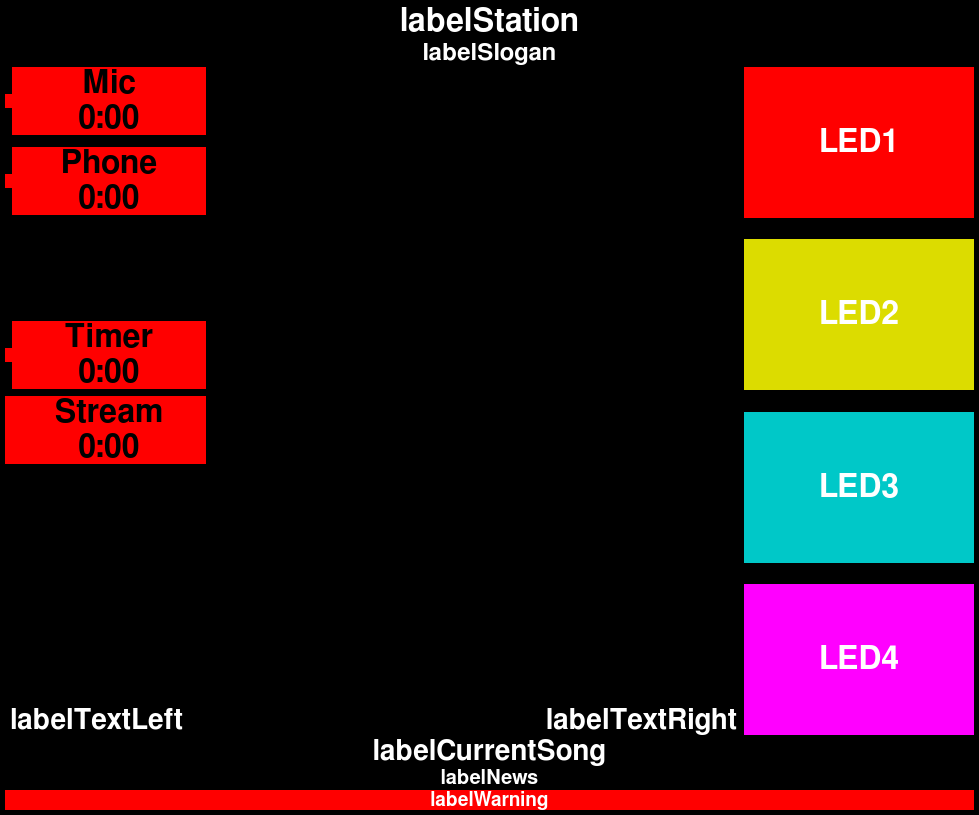
Old version of the form mainscreen.ui in the repository saschaludwig/OnAirScreen.
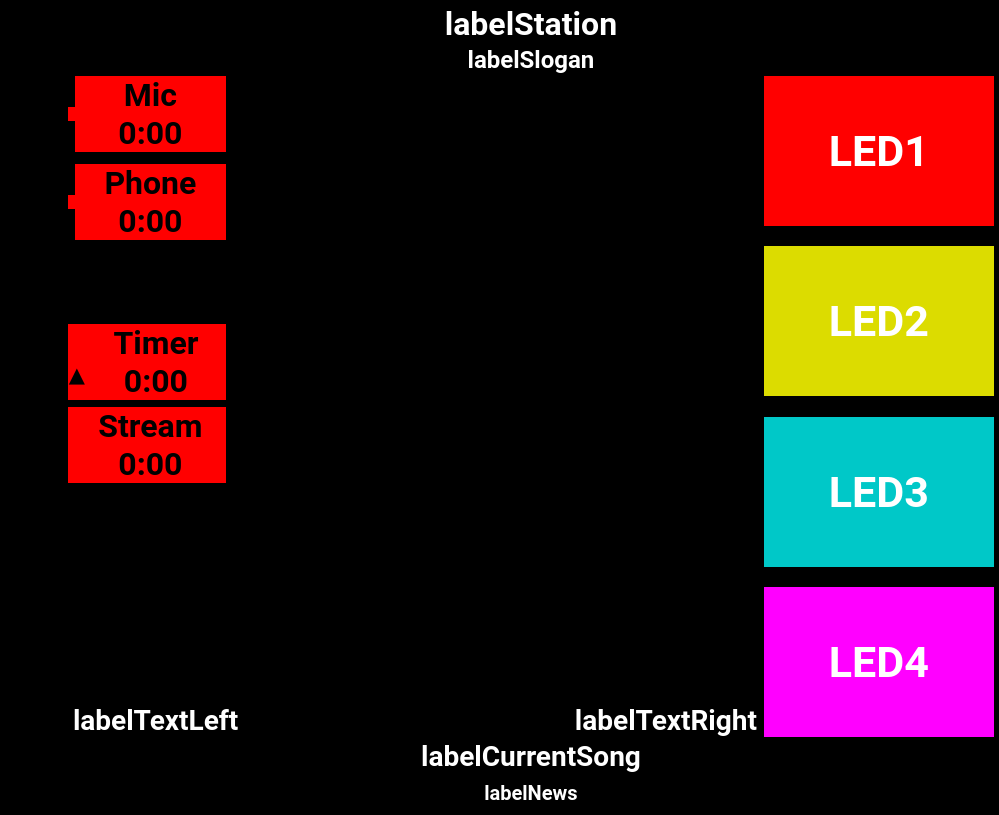
New version of the form. Icons and pictures are not drawn. Custom widgets are drawn as their Qt base class.

```diff
--- a/mainscreen.ui
+++ b/mainscreen.ui
@@ -112,7 +112,56 @@
    <property name="spacing">
     <number>2</number>
    </property>
-   <item row="9" column="0">
+      <item row="0" column="0" rowspan="12">
+    <widget class="QWidget" name="audioMeterColumn">
+     <property name="minimumSize">
+      <size>
+       <width>61</width>
+       <height>0</height>
+      </size>
+     </property>
+     <property name="maximumSize">
+      <size>
+       <width>61</width>
+       <height>16777215</height>
+      </size>
+     </property>
+     <layout class="QHBoxLayout" name="horizontalLayout_audioMeterColumn">
+      <property name="spacing">
+       <number>0</number>
+      </property>
+      <property name="leftMargin">
+       <number>0</number>
+      </property>
+      <property name="topMargin">
+       <number>0</number>
+      </property>
+      <property name="rightMargin">
+       <number>2</number>
+      </property>
+      <property name="bottomMargin">
+       <number>0</number>
+      </property>
+      <item>
+       <widget class="AudioMeterWidget" name="audioMeterWidget" native="true">
+        <property name="minimumSize">
+         <size>
+          <width>59</width>
+          <height>0</height>
+         </size>
+        </property>
+        <property name="maximumSize">
+         <size>
+          <width>59</width>
+          <height>16777215</height>
+         </size>
+        </property>
+       </widget>
+      </item>
+     </layout>
+    </widget>
+   </item>
+   <item row="9" column="1">
     <spacer name="verticalSpacer_5">
      <property name="orientation">
       <enum>Qt::Orientation::Vertical</enum>
@@ -125,7 +174,7 @@
      </property>
     </spacer>
    </item>
-   <item row="0" column="0" colspan="3">
+   <item row="0" column="1" colspan="3">
     <layout class="QVBoxLayout" name="verticalLayout_2">
      <item>
       <widget class="QLabel" name="labelStation">
@@ -174,7 +223,7 @@
        </property>
        <property name="font">
         <font>
-         <family>FreeSans</family>
+         <family>Roboto</family>
          <pointsize>24</pointsize>
          <bold>true</bold>
         </font>
@@ -240,7 +289,7 @@
        </property>
        <property name="font">
         <font>
-         <family>FreeSans</family>
+         <family>Roboto</family>
          <pointsize>18</pointsize>
          <bold>true</bold>
         </font>
@@ -261,7 +310,7 @@
      </item>
     </layout>
    </item>
-   <item row="10" column="0" colspan="2">
+   <item row="10" column="1" colspan="2">
     <layout class="QHBoxLayout" name="horizontalLayout">
      <property name="leftMargin">
       <number>5</number>
@@ -273,7 +322,7 @@
       <widget class="QLabel" name="labelTextLeft">
        <property name="font">
         <font>
-         <family>FreeSans</family>
+         <family>Roboto</family>
          <pointsize>21</pointsize>
          <bold>true</bold>
         </font>
@@ -290,7 +339,7 @@
       <widget class="QLabel" name="labelTextRight">
        <property name="font">
         <font>
-         <family>FreeSans</family>
+         <family>Roboto</family>
          <pointsize>21</pointsize>
          <bold>true</bold>
         </font>
@@ -308,7 +357,7 @@
      </item>
     </layout>
    </item>
-   <item row="1" column="1" rowspan="9">
+   <item row="1" column="2" rowspan="9">
     <layout class="QVBoxLayout" name="verticalLayout_3">
      <property name="leftMargin">
       <number>2</number>
@@ -346,7 +395,7 @@
      </item>
     </layout>
    </item>
-   <item row="4" column="0">
+   <item row="4" column="1">
     <spacer name="verticalSpacer_4">
      <property name="orientation">
       <enum>Qt::Orientation::Vertical</enum>
@@ -359,7 +408,7 @@
      </property>
     </spacer>
    </item>
-   <item row="7" column="0">
+   <item row="7" column="1">
     <spacer name="verticalSpacer_7">
      <property name="orientation">
       <enum>Qt::Orientation::Vertical</enum>
@@ -372,7 +421,7 @@
      </property>
     </spacer>
    </item>
-   <item row="1" column="2" rowspan="10">
+   <item row="1" column="3" rowspan="10">
     <layout class="QVBoxLayout" name="verticalLayout" stretch="10,1,10,1,10,1,10">
      <property name="spacing">
       <number>6</number>
@@ -393,8 +442,8 @@
        </property>
        <property name="font">
         <font>
-         <family>FreeSans</family>
-         <pointsize>24</pointsize>
+         <family>Roboto</family>
+         <pointsize>32</pointsize>
          <bold>true</bold>
         </font>
        </property>
@@ -442,8 +491,8 @@
        </property>
        <property name="font">
         <font>
-         <family>FreeSans</family>
-         <pointsize>24</pointsize>
+         <family>Roboto</family>
+         <pointsize>32</pointsize>
          <bold>true</bold>
         </font>
        </property>
@@ -491,8 +540,8 @@
        </property>
        <property name="font">
         <font>
-         <family>FreeSans</family>
-         <pointsize>24</pointsize>
+         <family>Roboto</family>
+         <pointsize>32</pointsize>
          <bold>true</bold>
         </font>
        </property>
@@ -534,8 +583,8 @@
        </property>
        <property name="font">
         <font>
-         <family>FreeSans</family>
-         <pointsize>24</pointsize>
+         <family>Roboto</family>
+         <pointsize>32</pointsize>
          <bold>true</bold>
         </font>
        </property>
@@ -553,8 +602,31 @@
      </item>
     </layout>
    </item>
-   <item row="11" column="0" colspan="3">
-    <layout class="QVBoxLayout" name="LayoutBottom">
+   <item row="11" column="1" colspan="3">
+    <widget class="QStackedWidget" name="bottomStack">
+     <property name="sizePolicy">
+      <sizepolicy hsizetype="Expanding" vsizetype="Fixed">
+       <horstretch>0</horstretch>
+       <verstretch>0</verstretch>
+      </sizepolicy>
+     </property>
+     <widget class="QWidget" name="pageBottomNormal">
+      <layout class="QVBoxLayout" name="LayoutBottomNormal">
+       <property name="leftMargin">
+        <number>0</number>
+       </property>
+       <property name="topMargin">
+        <number>0</number>
+       </property>
+       <property name="rightMargin">
+        <number>0</number>
+       </property>
+       <property name="bottomMargin">
+        <number>0</number>
+       </property>
+       <property name="spacing">
+        <number>2</number>
+       </property>
      <item>
       <widget class="QLabel" name="labelCurrentSong">
        <property name="enabled">
@@ -568,7 +640,7 @@
        </property>
        <property name="font">
         <font>
-         <family>FreeSans</family>
+           <family>Roboto</family>
          <pointsize>21</pointsize>
          <bold>true</bold>
         </font>
@@ -597,7 +669,7 @@
        </property>
        <property name="font">
         <font>
-         <family>FreeSans</family>
+           <family>Roboto</family>
          <pointsize>15</pointsize>
          <bold>true</bold>
         </font>
@@ -613,18 +685,34 @@
        </property>
       </widget>
      </item>
+      </layout>
+     </widget>
+     <widget class="QWidget" name="pageBottomWarning">
+      <layout class="QVBoxLayout" name="LayoutBottomWarning">
+       <property name="leftMargin">
+        <number>0</number>
+       </property>
+       <property name="topMargin">
+        <number>0</number>
+       </property>
+       <property name="rightMargin">
+        <number>0</number>
+       </property>
+       <property name="bottomMargin">
+        <number>0</number>
+       </property>
      <item>
       <widget class="QLabel" name="labelWarning">
        <property name="sizePolicy">
-        <sizepolicy hsizetype="Ignored" vsizetype="Preferred">
+          <sizepolicy hsizetype="Ignored" vsizetype="Expanding">
          <horstretch>0</horstretch>
          <verstretch>0</verstretch>
         </sizepolicy>
        </property>
        <property name="font">
         <font>
-         <family>FreeSans</family>
-         <pointsize>14</pointsize>
+           <family>Roboto</family>
+           <pointsize>45</pointsize>
          <bold>true</bold>
         </font>
        </property>
@@ -641,8 +729,10 @@
       </widget>
      </item>
     </layout>
+     </widget>
+    </widget>
    </item>
-   <item row="3" column="0">
+   <item row="3" column="1">
     <spacer name="verticalSpacer_6">
      <property name="orientation">
       <enum>Qt::Orientation::Vertical</enum>
@@ -655,7 +745,7 @@
      </property>
     </spacer>
    </item>
-   <item row="1" column="0">
+   <item row="1" column="1">
     <widget class="QFrame" name="AirLED_1">
      <property name="sizePolicy">
       <sizepolicy hsizetype="Preferred" vsizetype="Maximum">
@@ -735,7 +825,7 @@
         </property>
         <property name="font">
          <font>
-          <family>FreeSans</family>
+          <family>Roboto</family>
           <pointsize>24</pointsize>
           <bold>true</bold>
          </font>
@@ -755,7 +845,7 @@
      </layout>
     </widget>
    </item>
-   <item row="6" column="0">
+   <item row="6" column="1">
     <widget class="QFrame" name="AirLED_4">
      <property name="sizePolicy">
       <sizepolicy hsizetype="Preferred" vsizetype="Maximum">
@@ -850,7 +940,7 @@
         </property>
         <property name="font">
          <font>
-          <family>FreeSans</family>
+          <family>Roboto</family>
           <pointsize>24</pointsize>
           <bold>true</bold>
          </font>
@@ -873,7 +963,7 @@
      </layout>
     </widget>
    </item>
-   <item row="5" column="0">
+   <item row="5" column="1">
     <widget class="QFrame" name="AirLED_3">
      <property name="sizePolicy">
       <sizepolicy hsizetype="Preferred" vsizetype="Maximum">
@@ -904,6 +994,33 @@
        <number>5</number>
       </property>
       <item>
+       <widget class="QWidget" name="AirIconColumn_3">
+        <property name="sizePolicy">
+         <sizepolicy hsizetype="Maximum" vsizetype="Preferred">
+          <horstretch>0</horstretch>
+          <verstretch>0</verstretch>
+         </sizepolicy>
+        </property>
+        <property name="styleSheet">
+         <string notr="true">background-color: rgb(255, 0, 0);</string>
+        </property>
+        <layout class="QVBoxLayout" name="air3IconColumnLayout">
+         <property name="spacing">
+          <number>0</number>
+         </property>
+         <property name="leftMargin">
+          <number>0</number>
+         </property>
+         <property name="topMargin">
+          <number>0</number>
+         </property>
+         <property name="rightMargin">
+          <number>0</number>
+         </property>
+         <property name="bottomMargin">
+          <number>0</number>
+         </property>
+         <item>
        <widget class="QLabel" name="AirIcon_3">
         <property name="sizePolicy">
          <sizepolicy hsizetype="Maximum" vsizetype="Maximum">
@@ -932,6 +1049,35 @@
        </widget>
       </item>
       <item>
+          <widget class="QLabel" name="AirCountMark_3">
+           <property name="sizePolicy">
+            <sizepolicy hsizetype="Preferred" vsizetype="Maximum">
+             <horstretch>0</horstretch>
+             <verstretch>0</verstretch>
+            </sizepolicy>
+           </property>
+           <property name="font">
+            <font>
+             <family>Roboto</family>
+             <pointsize>16</pointsize>
+             <bold>true</bold>
+            </font>
+           </property>
+           <property name="styleSheet">
+            <string notr="true">background-color: rgb(255, 0, 0);</string>
+           </property>
+           <property name="text">
+            <string>▲</string>
+           </property>
+           <property name="alignment">
+            <set>Qt::AlignmentFlag::AlignHCenter|Qt::AlignmentFlag::AlignTop</set>
+           </property>
+          </widget>
+         </item>
+        </layout>
+       </widget>
+      </item>
+      <item>
        <widget class="QLabel" name="AirLabel_3">
         <property name="sizePolicy">
          <sizepolicy hsizetype="MinimumExpanding" vsizetype="Minimum">
@@ -953,7 +1099,7 @@
         </property>
         <property name="font">
          <font>
-          <family>FreeSans</family>
+          <family>Roboto</family>
           <pointsize>24</pointsize>
           <bold>true</bold>
          </font>
@@ -973,7 +1119,7 @@
      </layout>
     </widget>
    </item>
-   <item row="2" column="0">
+   <item row="2" column="1">
     <widget class="QFrame" name="AirLED_2">
      <property name="sizePolicy">
       <sizepolicy hsizetype="Preferred" vsizetype="Maximum">
@@ -1053,7 +1199,7 @@
         </property>
         <property name="font">
          <font>
-          <family>FreeSans</family>
+          <family>Roboto</family>
           <pointsize>24</pointsize>
           <bold>true</bold>
          </font>
@@ -1073,7 +1219,7 @@
      </layout>
     </widget>
    </item>
-   <item row="8" column="0">
+   <item row="8" column="1">
     <widget class="WeatherWidget" name="weatherWidget" native="true">
      <property name="sizePolicy">
       <sizepolicy hsizetype="Preferred" vsizetype="Maximum">
@@ -1103,6 +1249,11 @@
    <header>weatherwidget</header>
    <container>1</container>
   </customwidget>
+  <customwidget>
+   <class>AudioMeterWidget</class>
+   <extends>QWidget</extends>
+   <header>audiometer_widget</header>
+  </customwidget>
  </customwidgets>
  <resources>
   <include location="resources.qrc"/>
```
Lines whose indentation alone changed are shown as unchanged.
